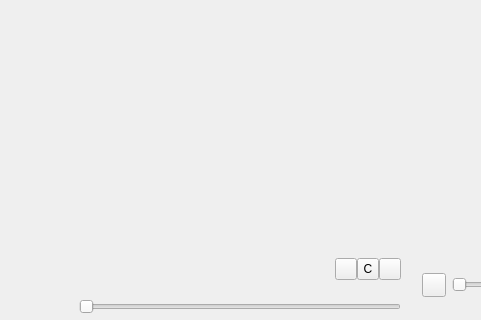
This is src/xamp/xamp.ui in billlin0904/xamp2 as Qt 5 draws it before an edit; both pictures show x 471 to 952 and y 185 to 505 of the 1132 by 505 pixel window. The edited form follows.
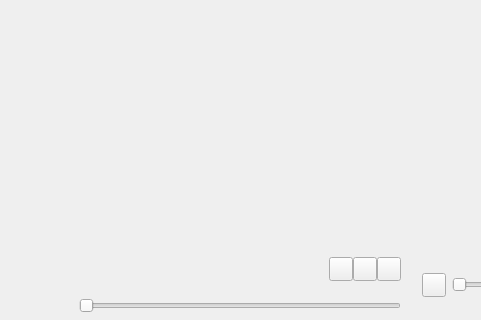
This is the edited form. Custom widgets are drawn as their Qt base class.

The edit to the form file:
```diff
--- a/src/xamp/xamp.ui
+++ b/src/xamp/xamp.ui
@@ -340,8 +340,8 @@
            <widget class="QToolButton" name="eqButton">
             <property name="maximumSize">
              <size>
-              <width>22</width>
-              <height>22</height>
+              <width>24</width>
+              <height>24</height>
              </size>
             </property>
             <property name="text">
@@ -353,21 +353,18 @@
            <widget class="QToolButton" name="sampleConverterButton">
             <property name="maximumSize">
              <size>
-              <width>22</width>
-              <height>22</height>
+              <width>24</width>
+              <height>24</height>
              </size>
             </property>
-            <property name="text">
-             <string>C</string>
-            </property>
            </widget>
           </item>
           <item>
            <widget class="QToolButton" name="repeatButton">
             <property name="maximumSize">
              <size>
-              <width>22</width>
-              <height>22</height>
+              <width>24</width>
+              <height>24</height>
              </size>
             </property>
             <property name="text">
```
